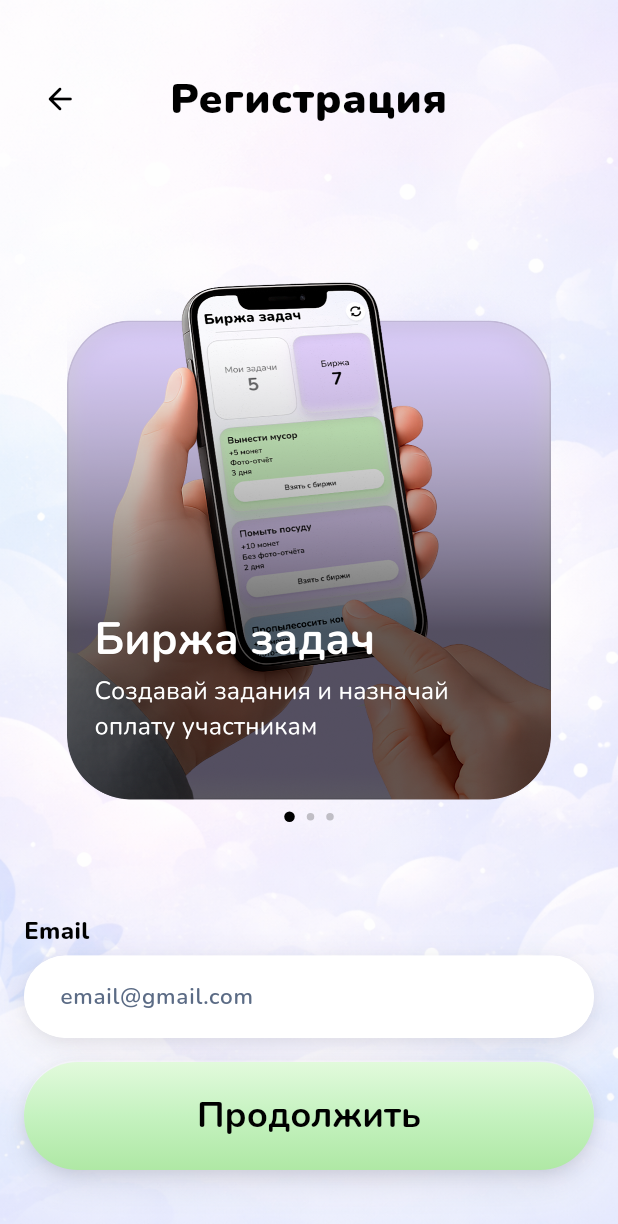
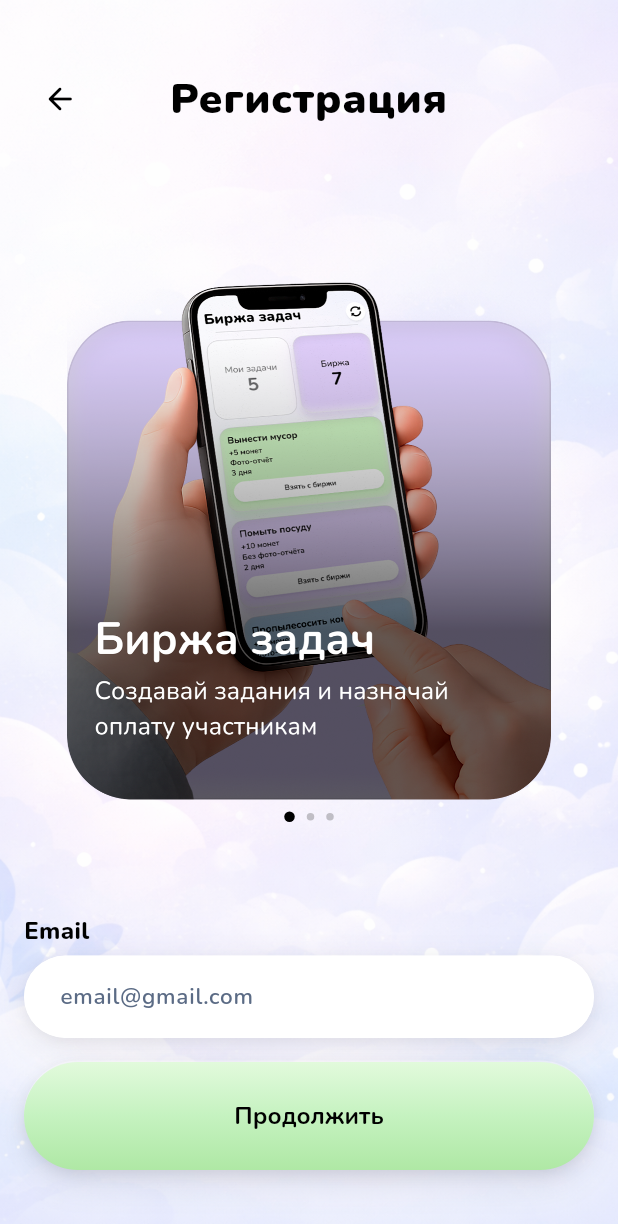
Before and after one commit to Uz11ps/klanymobail, a Flutter app: the screen it shows after launch, after a tap on "Я - Глава Клана", on a phone screen of 412 x 824 dp. Shown: the top 1224 px of the screen. Run offline on Flutter 3.47's test engine with Material 3 defaults, Android fonts, the phone set to English and light mode, and no system bars; our stand-ins replace firebase_core, firebase_messaging, flutter_dotenv, flutter_riverpod, flutter_svg, go_router and 6 more; missing offline and left inert: dart:html; accounts and stored records are empty; network calls fail; project files that could hold a hidden picture were left out.

Commit message:
фывафыва

```diff
--- a/apps/klany_mobile/lib/src/core/theme.dart
+++ b/apps/klany_mobile/lib/src/core/theme.dart
@@ -49,7 +49,7 @@ ThemeData _build(ColorScheme colorScheme) {
         color: Color(0xFF1E2D52),
       ),
     ),
-    // Primary FilledButton — как CTA лендинга 0-602: высота 72, Nunito 24/w700, «таблетка».
+    // Primary FilledButton — как CTA лендинга: высота 72, Nunito 16/w700, «таблетка».
     filledButtonTheme: FilledButtonThemeData(
       style: ButtonStyle(
         backgroundColor: const WidgetStatePropertyAll(Color(0xFFC5F2C0)),
@@ -85,8 +85,8 @@ ThemeData _build(ColorScheme colorScheme) {
         ),
         textStyle: const WidgetStatePropertyAll(TextStyle(
           fontFamily: 'Nunito',
-          fontSize: 17,
-          fontWeight: FontWeight.w800,
+          fontSize: 16,
+          fontWeight: FontWeight.w700,
         )),
       ),
     ),
--- a/apps/klany_mobile/lib/src/features/home/pages/parent_family_settings_page.dart
+++ b/apps/klany_mobile/lib/src/features/home/pages/parent_family_settings_page.dart
@@ -38,7 +38,7 @@ ButtonStyle _figmaSettingsButtonStyle({
     shape: RoundedRectangleBorder(borderRadius: BorderRadius.circular(62)),
     textStyle: const TextStyle(
       fontFamily: 'Nunito',
-      fontSize: 24,
+      fontSize: 16,
       fontWeight: FontWeight.w700,
       height: 1.0,
     ),
@@ -2173,7 +2173,7 @@ class _SkyButton extends StatelessWidget {
           textStyle: const TextStyle(
             fontFamily: 'Nunito',
             fontSize: 16,
-            fontWeight: FontWeight.w800,
+            fontWeight: FontWeight.w700,
             height: 1.2,
           ),
         ),
--- a/apps/klany_mobile/lib/src/features/home/pages/tech_support_page.dart
+++ b/apps/klany_mobile/lib/src/features/home/pages/tech_support_page.dart
@@ -234,7 +234,7 @@ class _SupportSkyButton extends StatelessWidget {
           textStyle: const TextStyle(
             fontFamily: 'Nunito',
             fontSize: 16,
-            fontWeight: FontWeight.w800,
+            fontWeight: FontWeight.w700,
             height: 1.2,
           ),
         ),
--- a/apps/klany_mobile/lib/src/features/shop/pages/parent_shop_page.dart
+++ b/apps/klany_mobile/lib/src/features/shop/pages/parent_shop_page.dart
@@ -850,7 +850,7 @@ class _ParentCreateProductFormState
                           'Сохранить товар',
                           style: TextStyle(
                             fontFamily: 'Nunito',
-                            fontSize: 24,
+                            fontSize: 16,
                             fontWeight: FontWeight.w700,
                             color: Colors.black,
                             height: 1.0,
--- a/apps/klany_mobile/lib/src/features/subscriptions/pages/subscription_plans_page.dart
+++ b/apps/klany_mobile/lib/src/features/subscriptions/pages/subscription_plans_page.dart
@@ -537,11 +537,7 @@ class _PremiumActionButton extends StatelessWidget {
           shape: RoundedRectangleBorder(
             borderRadius: BorderRadius.circular(39),
           ),
-          textStyle: const TextStyle(
-            fontFamily: 'Nunito',
-            fontSize: 18,
-            fontWeight: FontWeight.w600,
-          ),
+          textStyle: kFigmaLandingCtaTextStyle,
         ),
         child: Text(
           isPremium
--- a/apps/klany_mobile/lib/src/theme/klany_figma_style.dart
+++ b/apps/klany_mobile/lib/src/theme/klany_figma_style.dart
@@ -90,15 +90,25 @@ const double kFigmaLandingDotsToButtonsGap = 20;
 /// Общий множитель размера квадрата иллюстрации (лендинг и регистрация): тот же стиль, крупнее объект.
 const double kFigmaLandingSlideVisualScale = 1.22;
 
-/// Высота CTA на лендинге (запас под Nunito 24 / w700).
+/// Высота CTA на лендинге (пилюля).
 const double kFigmaLandingCtaHeight = 72;
 
-/// Текст на кнопках лендинга — как в Figma (Nunito, 24, Bold / w700, line 100%).
+/// Единый текст мятных / градиентных primary «таблеток» и тематических зелёных CTA.
 const TextStyle kFigmaLandingCtaTextStyle = TextStyle(
   fontFamily: 'Nunito',
-  fontSize: 24,
+  fontSize: 16,
   fontWeight: FontWeight.w700,
   color: Color(0xFF000000),
+  height: 1.0,
+  letterSpacing: 0,
+);
+
+/// Тот же кегль и начертание, белый текст на синих (и др. тёмных) заливках.
+const TextStyle kKlanyBrandBluePillTextStyle = TextStyle(
+  fontFamily: 'Nunito',
+  fontSize: 16,
+  fontWeight: FontWeight.w700,
+  color: Colors.white,
   height: 1.0,
   letterSpacing: 0,
 );
@@ -216,7 +226,7 @@ const TextStyle kFigmaAuthInputTextStyle = TextStyle(
 );
 
 const double kFigmaCtaHeight = 56;
-const double kFigmaCtaFontSize = 17;
+const double kFigmaCtaFontSize = 16;
 
 // ─── Главный экран родителя [0-81](https://www.figma.com/design/z72tmzXGfrKzFPQMqrL1ZB/Untitled?node-id=0-81&m=dev) ─
 
```
Also changed, not shown: apps/klany_mobile/lib/src/features/auth/pages/parent_sign_in_page.dart (+1 -8 lines), apps/klany_mobile/lib/src/features/auth/pages/recover_access_page.dart (+2 -15 lines), apps/klany_mobile/lib/src/features/home/child_soft_ui.dart (+6 -2 lines), apps/klany_mobile/lib/src/features/home/pages/parent_home_page.dart (+1 -7 lines), apps/klany_mobile/lib/src/features/notifications/pages/notifications_page.dart (+4 -4 lines).
